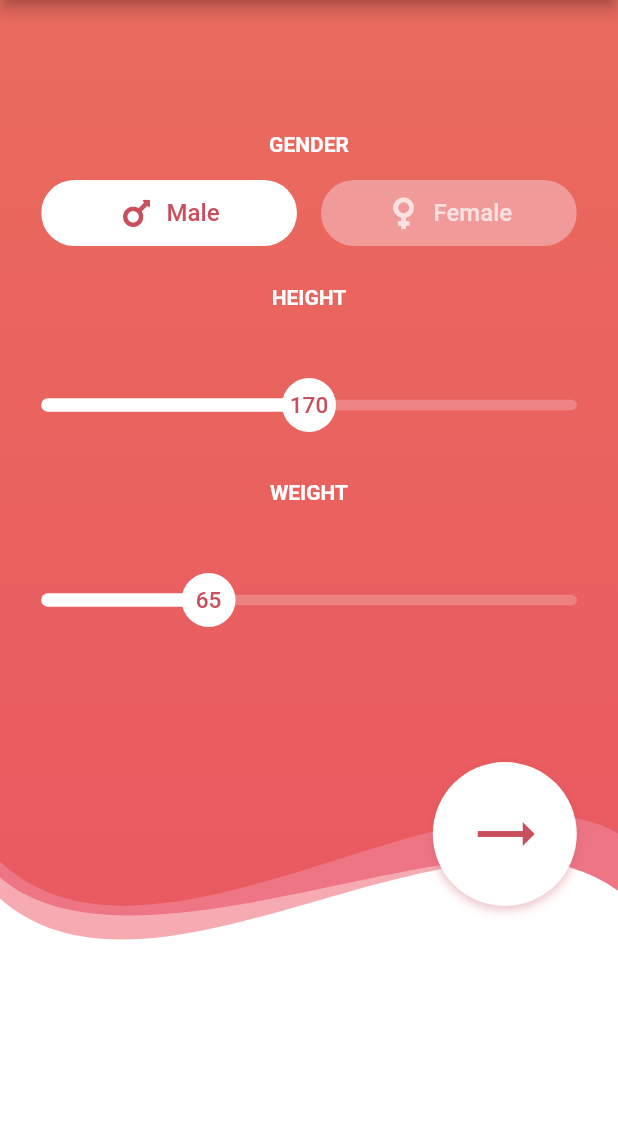
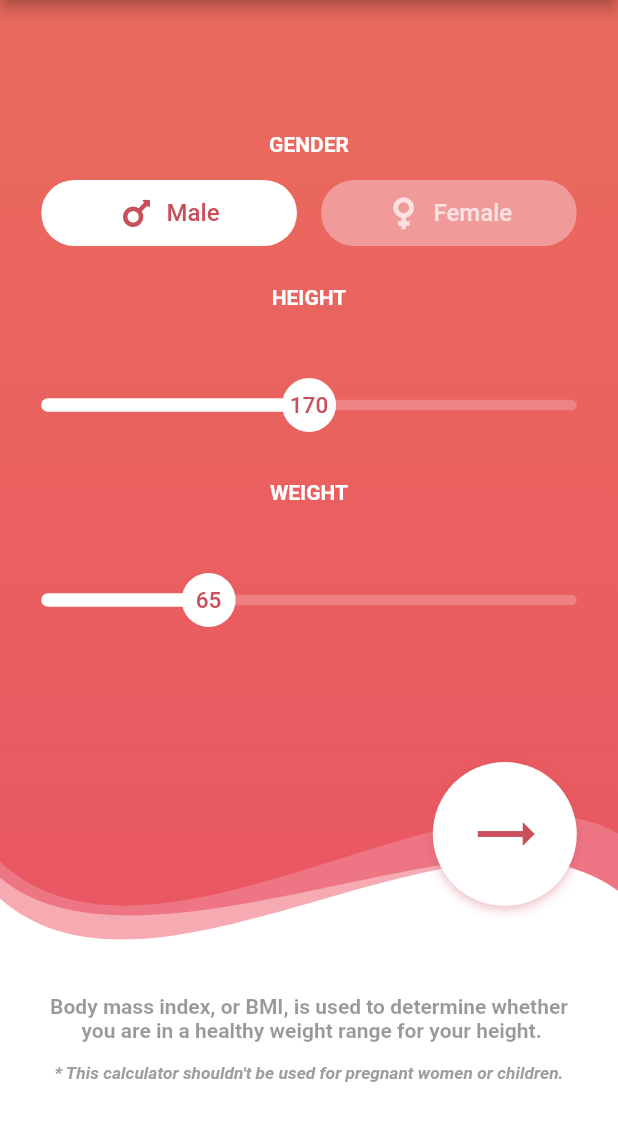
Before and after one commit to halildurmus/bmi-calculator, a Flutter app: the screen it shows after launch, on a phone screen of 412 x 824 dp, the part 84-1225 px from its top. Run offline on Flutter 3.47's test engine with Material 2 defaults, Android fonts, the phone set to English and light mode, and no system bars; our stand-ins replace font_awesome_flutter.

Commit message:
Add calculate BMI functionality

```diff
--- a/lib/constants.dart
+++ b/lib/constants.dart
@@ -3,8 +3,12 @@ import 'package:flutter/material.dart';
 // Colors
 const List<Color> kContainerGradientColors = <Color>[
   Color(0xFFEA6B5D),
-  Color(0xFFE95562),
+  Color(0xFFE95263),
 ];
+const Color kActiveButtonBgColor = Colors.white;
+const Color kActiveButtonTextColor = Color(0xFFCA4F5D);
+final Color kInactiveButtonBgColor = const Color(0xFFF6CFD5).withOpacity(0.5);
+Color kInactiveButtonTextColor = Colors.white.withOpacity(0.7);
 
 // Decorations
 const BoxDecoration kContainerDecoration = BoxDecoration(
@@ -15,14 +19,5 @@ const BoxDecoration kContainerDecoration = BoxDecoration(
   ),
 );
 
-const Color kActiveButtonBgColor = Colors.white;
-
-const Color kActiveButtonTextColor = Color(0xFFCA4F5D);
-
 const double kActiveButtonElevation = 8.0;
-
-final Color kInactiveButtonBgColor = const Color(0xFFF6CFD5).withOpacity(0.5);
-
-Color kInactiveButtonTextColor = Colors.white.withOpacity(0.7);
-
 const double kInactiveButtonElevation = 0.0;
--- a/lib/main.dart
+++ b/lib/main.dart
@@ -6,6 +6,7 @@ import 'package:bmicalculator/gender_toggle_button.dart';
 import 'package:bmicalculator/models/gender.dart';
 import 'package:bmicalculator/slider.dart';
 import 'package:bmicalculator/constants.dart';
+import 'package:bmicalculator/utils/bmi_calculator.dart';
 
 void main() => runApp(MyApp());
 
@@ -35,6 +36,7 @@ class _HomePageState extends State<HomePage> {
   Gender _selectedGender = Gender.Male;
   int height = 170;
   int weight = 65;
+  bool showResult = false;
 
   Widget _buildGenderToggleButtons({String title, Gender gender}) {
     return GenderToggleButton(
@@ -44,16 +46,139 @@ class _HomePageState extends State<HomePage> {
       icon: gender == Gender.Male
           ? FontAwesomeIcons.mars
           : FontAwesomeIcons.venus,
-      onTap: () {
+      onTap: !showResult
+          ? () {
               setState(() {
                 _selectedGender = gender;
               });
-      },
+            }
+          : null,
       text: title,
       textColor: _selectedGender == gender
           ? kActiveButtonTextColor
           : kInactiveButtonTextColor,
     );
+  }
+
+  Widget _buildBottomStackContent() {
+    if (!showResult) {
+      return Padding(
+        padding: const EdgeInsets.only(top: 155.0, bottom: 32.0),
+        child: Center(
+          child: Column(
+            children: <Text>[
+              Text(
+                'Body mass index, or BMI, is used to determine whether\n you are in a healthy weight range for your height.',
+                textAlign: TextAlign.center,
+                style: TextStyle(
+                  color: Colors.black54.withOpacity(0.4),
+                  fontSize: 14.0,
+                  fontWeight: FontWeight.w700,
+                ),
+              ),
+              const Text(
+                "\n* This calculator shouldn't be used for pregnant women or children.",
+                textAlign: TextAlign.center,
+                style: TextStyle(
+                  color: Colors.grey,
+                  fontSize: 11.5,
+                  fontStyle: FontStyle.italic,
+                  fontWeight: FontWeight.w600,
+                ),
+              ),
+            ],
+          ),
+        ),
+      );
+    } else {
+      final BmiCalculator _bmiResult =
+          BmiCalculator(height: height, weight: weight);
+
+      return Padding(
+        padding: const EdgeInsets.only(
+          top: 135.0,
+          bottom: 0.0,
+          left: 24,
+          right: 24,
+        ),
+        child: Column(
+          crossAxisAlignment: CrossAxisAlignment.start,
+          children: <Widget>[
+            Row(
+              mainAxisAlignment: MainAxisAlignment.spaceBetween,
+              children: <Widget>[
+                Text(
+                  'YOUR BMI',
+                  style: TextStyle(
+                    color: Colors.black.withOpacity(0.55),
+                    fontSize: 13.0,
+                    fontWeight: FontWeight.w900,
+                  ),
+                ),
+                Row(
+                  children: const <Widget>[
+                    Text(
+                      'The BMI Tables',
+                      style: TextStyle(
+                        color: Color(0xFFCA4F5D),
+                        fontSize: 12.0,
+                        fontWeight: FontWeight.w600,
+                      ),
+                    ),
+                    Padding(
+                      padding: EdgeInsets.only(left: 4.0),
+                      child: Icon(
+                        Icons.trending_flat,
+                        color: Color(0xFFCA4F5D),
+                      ),
+                    ),
+                  ],
+                ),
+              ],
+            ),
+            Row(
+              crossAxisAlignment: CrossAxisAlignment.start,
+              textBaseline: TextBaseline.alphabetic,
+              children: <Widget>[
+                Text(
+                  _bmiResult.getDecimal,
+                  style: const TextStyle(
+                    color: Color(0xFFCA4F5D),
+                    fontSize: 48.0,
+                    fontWeight: FontWeight.w400,
+                  ),
+                ),
+                Padding(
+                  padding: const EdgeInsets.only(top: 5.0),
+                  child: Text(
+                    _bmiResult.getDigit,
+                    style: const TextStyle(
+                      color: Color(0xFFCA4F5D),
+                      fontSize: 28.0,
+                      fontWeight: FontWeight.w400,
+                    ),
+                  ),
+                )
+              ],
+            ),
+            Padding(
+              padding: const EdgeInsets.only(top: 0.0),
+              child: Center(
+                child: Text(
+                  _bmiResult.getInterpretation,
+                  textAlign: TextAlign.center,
+                  style: TextStyle(
+                    color: _bmiResult.getInterpretationColor,
+                    fontSize: 16.0,
+                    fontWeight: FontWeight.w600,
+                  ),
+                ),
+              ),
+            ),
+          ],
+        ),
+      );
+    }
   }
 
   @override
@@ -106,12 +231,16 @@ class _HomePageState extends State<HomePage> {
                         children: <Widget>[
                           Expanded(
                             child: _buildGenderToggleButtons(
-                                title: 'Male', gender: Gender.Male),
+                              title: 'Male',
+                              gender: Gender.Male,
+                            ),
                           ),
                           const SizedBox(width: 16.0),
                           Expanded(
                             child: _buildGenderToggleButtons(
-                                title: 'Female', gender: Gender.Female),
+                              title: 'Female',
+                              gender: Gender.Female,
+                            ),
                           ),
                         ],
                       ),
@@ -134,11 +263,13 @@ class _HomePageState extends State<HomePage> {
                         max: 220,
                         measurementUnit: 'cm',
                         value: height,
-                        onChanged: (double newValue) {
+                        onChanged: !showResult
+                            ? (double newValue) {
                                 setState(() {
                                   height = newValue.round();
                                 });
-                        },
+                              }
+                            : null,
                       ),
                     ),
                     const SizedBox(height: 10.0),
@@ -159,11 +290,13 @@ class _HomePageState extends State<HomePage> {
                         max: 120,
                         measurementUnit: 'kg',
                         value: weight,
-                        onChanged: (double newValue) {
+                        onChanged: !showResult
+                            ? (double newValue) {
                                 setState(() {
                                   weight = newValue.round();
                                 });
-                        },
+                              }
+                            : null,
                       ),
                     ),
                   ],
@@ -194,6 +327,7 @@ class _HomePageState extends State<HomePage> {
                     painter: CurvePainter(color: Colors.white, pathNo: 1),
                   ),
                 ),
+                _buildBottomStackContent(),
                 Padding(
                   padding: EdgeInsets.only(
                     right: MediaQuery.of(context).size.width / 15.0,
@@ -214,12 +348,16 @@ class _HomePageState extends State<HomePage> {
                       //highlightColor: const Color(0xFFCA4F5D),
                       color: Colors.white,
                       elevation: 0.0,
-                      onPressed: () {},
+                      onPressed: () {
+                        setState(() {
+                          showResult = !showResult;
+                        });
+                      },
                       padding: const EdgeInsets.all(24.0),
                       shape: const CircleBorder(),
-                      child: const Icon(
-                        Icons.trending_flat,
-                        color: Color(0xFFCA4F5D),
+                      child: Icon(
+                        !showResult ? Icons.trending_flat : Icons.refresh,
+                        color: const Color(0xFFCA4F5D),
                         size: 48.0,
                       ),
                     ),
--- /dev/null
+++ b/lib/utils/bmi_calculator.dart
@@ -0,0 +1,47 @@
+import 'dart:math';
+
+import 'package:flutter/material.dart';
+import 'package:flutter/painting.dart';
+
+class BmiCalculator {
+  BmiCalculator({this.height, this.weight}) {
+    _bmi = weight / pow(height / 100, 2);
+    stringWithDecimal = _bmi.floor().toString();
+    final String doubleAsString = _bmi.toStringAsFixed(2);
+    final int indexOfDecimal = doubleAsString.indexOf('.');
+    final String stringWithoutDecimal =
+        doubleAsString.substring(indexOfDecimal);
+    stringWithoutLastDigit =
+        stringWithoutDecimal.substring(0, stringWithoutDecimal.length - 1);
+  }
+
+  final int height;
+  final int weight;
+  double _bmi;
+  String stringWithDecimal;
+  String stringWithoutLastDigit;
+
+  String get getDecimal => stringWithDecimal;
+
+  String get getDigit => stringWithoutLastDigit;
+
+  Color get getInterpretationColor {
+    if (_bmi >= 25) {
+      return Colors.red;
+    } else if (_bmi > 18.5) {
+      return const Color(0xFF66BB6A);
+    } else {
+      return Colors.amber;
+    }
+  }
+
+  String get getInterpretation {
+    if (_bmi >= 25) {
+      return 'You have a higher than normal body weight. \nTry to exercise more.';
+    } else if (_bmi >= 18.5) {
+      return 'You have a normal body weight. Great job!';
+    } else {
+      return 'You have a lower than normal body weight. \nYou can eat a bit more.';
+    }
+  }
+}
```
Lines whose indentation alone changed are shown as unchanged.
